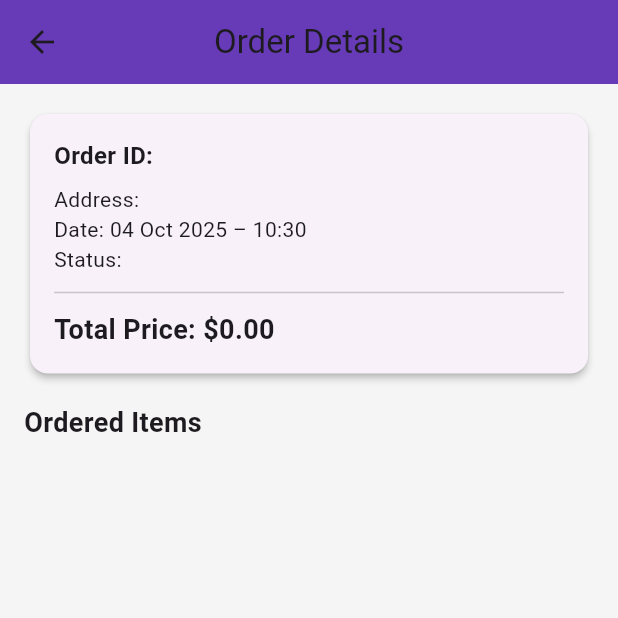
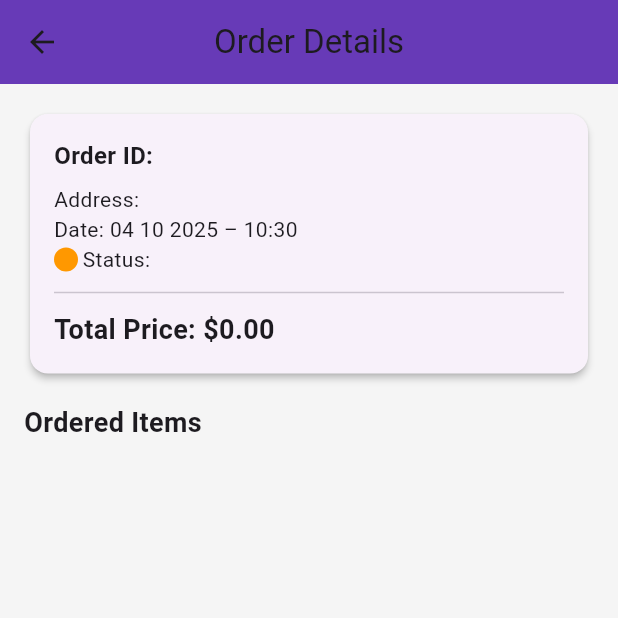
Before and after one commit to HoussineS/e_commerce_app, a Flutter app: the OrderDetails screen opened directly with empty values, on a phone screen of 412 x 824 dp, the top half of it. Run offline on Flutter 3.47's test engine with Material 3 defaults, Android fonts, the phone set to English and light mode, and no system bars; our stand-ins replace cached_network_image, cloud_firestore, dotted_line, firebase_auth, firebase_core, flutter_dotenv and 5 more; accounts and stored records are empty; network calls fail.

Commit message:
let admin see orders and confirmed

```diff
--- a/lib/ui/Role_based_login/user/ui/Order/order_details.dart
+++ b/lib/ui/Role_based_login/user/ui/Order/order_details.dart
@@ -1,14 +1,26 @@
 import 'package:cloud_firestore/cloud_firestore.dart';
-import 'package:firebase_auth/firebase_auth.dart';
 import 'package:flutter/material.dart';
 import 'package:intl/intl.dart';
 
-class OrderDetails extends StatelessWidget {
+class OrderDetails extends StatefulWidget {
   final String orderId;
-  const OrderDetails({super.key, required this.orderId});
+  final String userId;
+  final String userRole;
+  const OrderDetails({
+    super.key,
+    required this.orderId,
+    required this.userId,
+    required this.userRole,
+  });
 
   @override
+  State<OrderDetails> createState() => _OrderDetailsState();
+}
+
+class _OrderDetailsState extends State<OrderDetails> {
+  @override
   Widget build(BuildContext context) {
+    bool isWaiting = false;
     return Scaffold(
       backgroundColor: Colors.grey[100],
       appBar: AppBar(
@@ -20,9 +32,9 @@ class OrderDetails extends StatelessWidget {
       body: FutureBuilder(
         future: FirebaseFirestore.instance
             .collection('users')
-            .doc(FirebaseAuth.instance.currentUser!.uid)
+            .doc(widget.userId)
             .collection('orders')
-            .doc(orderId)
+            .doc(widget.orderId)
             .get(),
         builder: (context, snapshot) {
           if (snapshot.connectionState == ConnectionState.waiting) {
@@ -57,7 +69,7 @@ class OrderDetails extends StatelessWidget {
                       crossAxisAlignment: CrossAxisAlignment.start,
                       children: [
                         Text(
-                          "Order ID: $orderId",
+                          "Order ID: ${widget.orderId}",
                           style: const TextStyle(
                             fontWeight: FontWeight.bold,
                             fontSize: 16,
@@ -66,9 +78,21 @@ class OrderDetails extends StatelessWidget {
                         const SizedBox(height: 8),
                         Text("Address: ${order['adreess'] ?? 'N/A'}"),
                         Text(
-                          "Date: ${DateFormat('dd MMM yyyy – kk:mm').format((order['createdAt'] as Timestamp).toDate())}",
+                          "Date: ${DateFormat('dd MM yyyy – kk:mm').format((order['createdAt'] as Timestamp).toDate())}",
                         ),
-                        Text("Status: ${order['status'] ?? 'Pending'}"),
+                        Row(
+                          children: [
+                            CircleAvatar(
+                              radius: 8,
+                              backgroundColor: order['status'] == 'Confirmed'
+                                  ? Colors.green
+                                  : Colors.orange,
+                            ),
+                            SizedBox(width: 3),
+                            Text("Status: ${order['status'] ?? 'Pending'}"),
+                          ],
+                        ),
+
                         const Divider(height: 24),
                         Text(
                           "Total Price: \$${order['toltalPrice'].toStringAsFixed(2)}",
@@ -81,6 +105,7 @@ class OrderDetails extends StatelessWidget {
                     ),
                   ),
                 ),
+
                 const SizedBox(height: 16),
 
                 // --- Items Section ---
@@ -89,13 +114,13 @@ class OrderDetails extends StatelessWidget {
                   style: TextStyle(fontSize: 18, fontWeight: FontWeight.bold),
                 ),
                 const SizedBox(height: 8),
+
                 ListView.builder(
                   shrinkWrap: true,
                   physics: const NeverScrollableScrollPhysics(),
                   itemCount: items.length,
                   itemBuilder: (context, index) {
-                    var item = items[index];
-
+                    final item = items[index];
                     return Card(
                       shape: RoundedRectangleBorder(
                         borderRadius: BorderRadius.circular(12),
@@ -135,6 +160,77 @@ class OrderDetails extends StatelessWidget {
                     );
                   },
                 ),
+
+                const SizedBox(height: 24),
+
+                //  --- Confirm button (only for Admin) ---
+                if (widget.userRole == 'Admin')
+                  SafeArea(
+                    child: Padding(
+                      padding: const EdgeInsets.only(bottom: 20),
+                      child: ElevatedButton.icon(
+                        icon: const Icon(Icons.check_circle_outline),
+                        style: ElevatedButton.styleFrom(
+                          backgroundColor: Colors.green,
+                          minimumSize: const Size(double.infinity, 50),
+                          shape: RoundedRectangleBorder(
+                            borderRadius: BorderRadius.circular(12),
+                          ),
+                        ),
+                        label: isWaiting
+                            ? CircularProgressIndicator()
+                            : Text(
+                                "Confirm Order",
+                                style: TextStyle(
+                                  fontSize: 18,
+                                  fontWeight: FontWeight.bold,
+                                ),
+                              ),
+                        onPressed: order['status'] == 'pending'
+                            ? () async {
+                                try {
+                                  setState(() {
+                                    isWaiting = true;
+                                  });
+                                  await FirebaseFirestore.instance
+                                      .collection('users')
+                                      .doc(widget.userId)
+                                      .collection('orders')
+                                      .doc(widget.orderId)
+                                      .update({
+                                        'status': 'Confirmed',
+                                        'confirmedAt':
+                                            FieldValue.serverTimestamp(),
+                                      });
+                                  setState(() {
+                                    isWaiting = false;
+                                  });
+                                  // ignore: use_build_context_synchronously
+                                  ScaffoldMessenger.of(context).showSnackBar(
+                                    const SnackBar(
+                                      content: Text(
+                                        "✅ Order confirmed successfully",
+                                      ),
+                                    ),
+                                  );
+                                } catch (e) {
+                                  setState(() {
+                                    isWaiting = false;
+                                  });
+                                  // ignore: use_build_context_synchronously
+                                  ScaffoldMessenger.of(context).showSnackBar(
+                                    SnackBar(
+                                      content: Text(
+                                        "❌ Error confirming order: $e",
+                                      ),
+                                    ),
+                                  );
+                                }
+                              }
+                            : null,
+                      ),
+                    ),
+                  ),
               ],
             ),
           );
--- a/lib/ui/Role_based_login/user/ui/Order/order_ui.dart
+++ b/lib/ui/Role_based_login/user/ui/Order/order_ui.dart
@@ -63,7 +63,7 @@ class _OrderUiState extends State<OrderUi> {
                     children: [
                       Text('Total: ${price.toStringAsFixed(2)}'),
                       Text(
-                        'Date: ${DateFormat('dd/m/yyyy - kk:mm').format((order['createdAt'] as Timestamp).toDate())}',
+                        'Date: ${DateFormat('dd/MM/yyyy - kk:mm').format((order['createdAt'] as Timestamp).toDate())}',
                       ),
                     ],
                   ),
@@ -71,7 +71,7 @@ class _OrderUiState extends State<OrderUi> {
                   onTap: () {
                     Navigator.of(context).push(
                       MaterialPageRoute(
-                        builder: (_) => OrderDetails(orderId: orderId),
+                        builder: (_) => OrderDetails(orderId: orderId,userId: userId,userRole: 'User',),
                       ),
                     );
                   },
--- a/lib/ui/Role_based_login/user/ui/item_details.dart
+++ b/lib/ui/Role_based_login/user/ui/item_details.dart
@@ -27,6 +27,7 @@ class _ItemDetailsState extends ConsumerState<ItemDetails> {
   int selectedColorIndex = 0;
   int selectedSizeIndex = 0;
 
+  @override
   Widget build(BuildContext context) {
     final provider = ref.watch(favProvider);
     final cp = ref.watch(cartsProvider);
```
Also changed, not shown: lib/ui/Role_based_login/admin/ui/admin_main_screen.dart (+25 -6 lines), lib/ui/Role_based_login/admin/ui/orders_screens.dart (added, +113 -0 lines).
